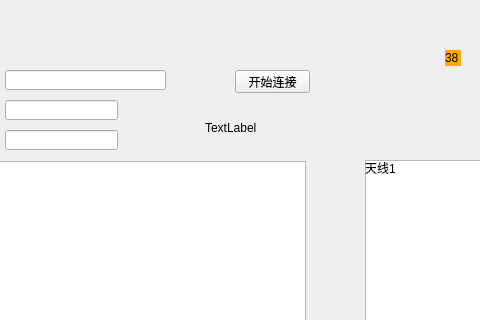
Above: untitled1/widget.ui from Subzero-10/QTstudy before the change; both pictures show x 255 to 735 and y 0 to 320 of the 1158 by 635 pixel window. Below: the same form after it.
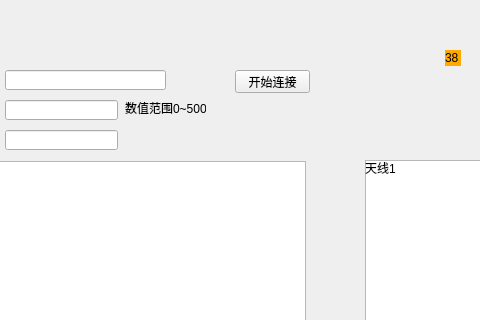
That is the form after the change.

```diff
--- a/untitled1/widget.ui
+++ b/untitled1/widget.ui
@@ -59,7 +59,7 @@
     </rect>
    </property>
    <property name="text">
-    <string>TextLabel</string>
+    <string/>
    </property>
   </widget>
   <widget class="QTableWidget" name="tableWidget">
@@ -205,6 +205,32 @@
     <string>58</string>
    </property>
   </widget>
+  <widget class="QLabel" name="label_3">
+   <property name="geometry">
+    <rect>
+     <x>380</x>
+     <y>100</y>
+     <width>81</width>
+     <height>16</height>
+    </rect>
+   </property>
+   <property name="text">
+    <string>数值范围0~500</string>
+   </property>
+  </widget>
+  <widget class="QLabel" name="label_8">
+   <property name="geometry">
+    <rect>
+     <x>460</x>
+     <y>140</y>
+     <width>131</width>
+     <height>16</height>
+    </rect>
+   </property>
+   <property name="text">
+    <string/>
+   </property>
+  </widget>
   <zorder>label</zorder>
   <zorder>label_2</zorder>
   <zorder>tableWidget</zorder>
```
Left out of the diff: 2 changed lines with no effect on the pictures.
